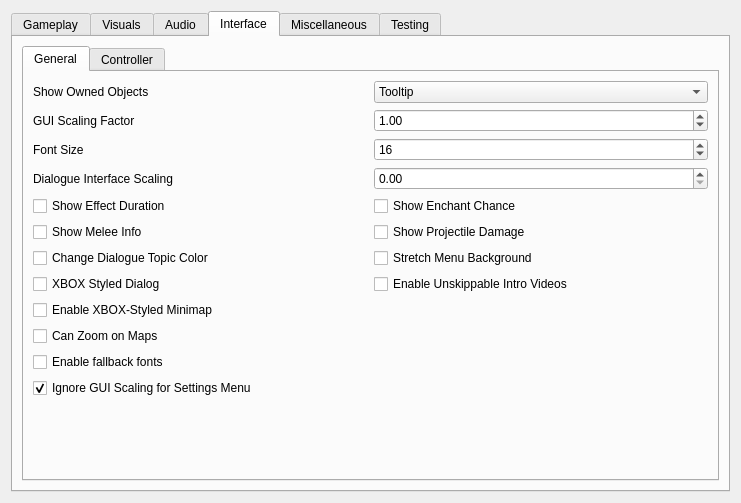
Qt form apps/launcher/ui/settingspage.ui (zander2k1/groovy-openmw) before a commit.
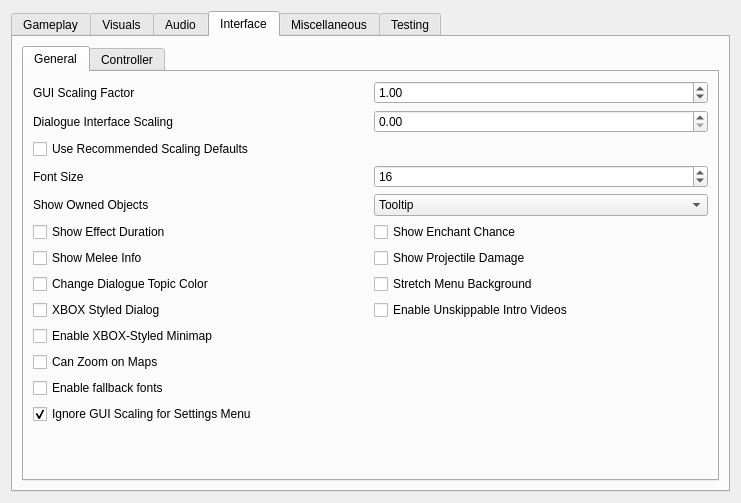
The same form after that commit. The open tabs and pages were chosen to show the change.

Commit message: OpenMW-XBOX: Added a launcher setting to automatically use recommended interface scaling presets. -This setting is enabled by default.

```diff
--- a/apps/launcher/ui/settingspage.ui
+++ b/apps/launcher/ui/settingspage.ui
@@ -1281,7 +1281,7 @@
           <layout class="QVBoxLayout">
            <item>
             <layout class="QGridLayout" name="interfaceGeneralGridLayout">
-             <item row="0" column="1">
+             <item row="4" column="1">
               <widget class="QComboBox" name="showOwnedComboBox">
                <property name="currentIndex">
                 <number>1</number>
@@ -1308,7 +1308,7 @@
                </item>
               </widget>
              </item>
-             <item row="1" column="1">
+             <item row="0" column="1">
               <widget class="QDoubleSpinBox" name="scalingSpinBox">
                <property name="decimals">
                 <number>2</number>
@@ -1327,7 +1327,7 @@
                </property>
               </widget>
              </item>
-            <item row="2" column="1">
+            <item row="3" column="1">
              <widget class="QSpinBox" name="fontSizeSpinBox">
               <property name="minimum">
                <number>12</number>
@@ -1343,7 +1343,7 @@
               </property>
              </widget>
             </item>
-            <item row="3" column="1">
+            <item row="1" column="1">
              <widget class="QDoubleSpinBox" name="dialogueScalingSpinBox">
               <property name="decimals">
                <number>2</number>
@@ -1362,7 +1362,7 @@
               </property>
              </widget>
             </item>
-            <item row="1" column="0">
+            <item row="0" column="0">
              <widget class="QLabel" name="scalingLabel">
               <property name="toolTip">
                <string>&lt;html&gt;&lt;head/&gt;&lt;body&gt;&lt;p&gt;This setting scales GUI windows. A value of 1.0 results in the normal scale.&lt;/p&gt;&lt;/body&gt;&lt;/html&gt;</string>
@@ -1372,7 +1372,7 @@
                </property>
               </widget>
              </item>
-             <item row="4" column="0">
+             <item row="5" column="0">
               <widget class="QCheckBox" name="showEffectDurationCheckBox">
                <property name="toolTip">
                 <string>&lt;html&gt;&lt;head/&gt;&lt;body&gt;&lt;p&gt;Show the remaining duration of magic effects and lights if this setting is true. The remaining duration is displayed in the tooltip by hovering over the magical effect. &lt;/p&gt;&lt;p&gt;The default value is false.&lt;/p&gt;&lt;/body&gt;&lt;/html&gt;</string>
@@ -1382,7 +1382,7 @@
                </property>
               </widget>
              </item>
-             <item row="6" column="0">
+             <item row="7" column="0">
               <widget class="QCheckBox" name="changeDialogTopicsCheckBox">
                <property name="toolTip">
                 <string>&lt;html&gt;&lt;head/&gt;&lt;body&gt;&lt;p&gt;If this setting is true, dialogue topics will have a different color if the topic is specific to the NPC you're talking to or the topic was previously seen. Color can be changed in settings.cfg.&lt;/p&gt;&lt;p&gt;The default value is false.&lt;/p&gt;&lt;/body&gt;&lt;/html&gt;</string>
@@ -1392,7 +1392,7 @@
                </property>
               </widget>
              </item>
-            <item row="2" column="0">
+            <item row="3" column="0">
              <widget class="QLabel" name="fontSizeLabel">
               <property name="toolTip">
                <string>Size of characters in game texts.</string>
@@ -1402,7 +1402,7 @@
               </property>
              </widget>
             </item>
-            <item row="3" column="0">
+            <item row="1" column="0">
              <widget class="QLabel" name="dialogueScalingLabel">
               <property name="toolTip">
                <string>&lt;html&gt;&lt;head/&gt;&lt;body&gt;&lt;p&gt;Scales the dialogue window independently of the main GUI scaling.&lt;/p&gt;&lt;p&gt;Set to 0.0 to follow GUI Scaling Factor.&lt;/p&gt;&lt;/body&gt;&lt;/html&gt;</string>
@@ -1412,7 +1412,17 @@
               </property>
              </widget>
             </item>
-            <item row="11" column="0">
+            <item row="2" column="0">
+             <widget class="QCheckBox" name="recommendedScalingDefaultsCheckBox">
+              <property name="toolTip">
+               <string>Apply recommended interface and dialogue scaling based on resolution.</string>
+              </property>
+              <property name="text">
+               <string>Use Recommended Scaling Defaults</string>
+              </property>
+             </widget>
+            </item>
+            <item row="12" column="0">
              <widget class="QCheckBox" name="enableFallbackFontsCheckBox">
               <property name="toolTip">
                <string>Use fallback font settings from openmw.cfg (Fonts_Font_0/Fonts_Font_1).</string>
@@ -1422,7 +1432,7 @@
               </property>
              </widget>
             </item>
-            <item row="12" column="0">
+            <item row="13" column="0">
              <widget class="QCheckBox" name="settingsWindowIgnoreScalingCheckBox">
               <property name="toolTip">
                <string>Keep the in-game settings window at normal size regardless of GUI scaling.</string>
@@ -1435,14 +1445,14 @@
               </property>
              </widget>
             </item>
-             <item row="7" column="0">
+             <item row="8" column="0">
               <widget class="QCheckBox" name="xboxStyledDialogCheckBox">
                <property name="text">
                 <string>XBOX Styled Dialog</string>
                </property>
               </widget>
              </item>
-             <item row="8" column="0">
+             <item row="9" column="0">
               <widget class="QCheckBox" name="xboxStyledMinimapCheckBox">
                <property name="toolTip">
                 <string>Move HUD minimap and active effects to the top-left in an Xbox-style layout.</string>
@@ -1452,7 +1462,7 @@
                </property>
               </widget>
              </item>
-             <item row="9" column="0">
+             <item row="10" column="0">
               <widget class="QCheckBox" name="useZoomOnMapCheckBox">
                <property name="toolTip">
                 <string>&lt;html&gt;&lt;head/&gt;&lt;body&gt;&lt;p&gt;Enable zooming on local and global maps.&lt;/p&gt;&lt;/body&gt;&lt;/html&gt;</string>
@@ -1462,7 +1472,7 @@
                </property>
               </widget>
              </item>
-             <item row="5" column="1">
+             <item row="6" column="1">
               <widget class="QCheckBox" name="showProjectileDamageCheckBox">
                <property name="toolTip">
                 <string>&lt;html&gt;&lt;head/&gt;&lt;body&gt;&lt;p&gt;If this setting is true, damage bonus of arrows and bolts will be shown on item tooltip.&lt;/p&gt;&lt;p&gt;The default value is false.&lt;/p&gt;&lt;/body&gt;&lt;/html&gt;</string>
@@ -1472,7 +1482,7 @@
                </property>
               </widget>
              </item>
-             <item row="5" column="0">
+             <item row="6" column="0">
               <widget class="QCheckBox" name="showMeleeInfoCheckBox">
                <property name="toolTip">
                 <string>&lt;html&gt;&lt;head/&gt;&lt;body&gt;&lt;p&gt;If this setting is true, melee weapons reach and speed will be shown on item tooltip.&lt;/p&gt;&lt;p&gt;The default value is false.&lt;/p&gt;&lt;/body&gt;&lt;/html&gt;</string>
@@ -1482,7 +1492,7 @@
                </property>
               </widget>
              </item>
-             <item row="6" column="1">
+             <item row="7" column="1">
              <widget class="QCheckBox" name="stretchBackgroundCheckBox">
               <property name="toolTip">
                <string>&lt;html&gt;&lt;head/&gt;&lt;body&gt;&lt;p&gt;Stretch menus, load screens, etc. to the window aspect ratio.&lt;/p&gt;&lt;/body&gt;&lt;/html&gt;</string>
@@ -1492,7 +1502,7 @@
               </property>
              </widget>
             </item>
-            <item row="7" column="1">
+            <item row="8" column="1">
              <widget class="QCheckBox" name="unskippableIntroVideosCheckBox">
               <property name="toolTip">
                <string>&lt;html&gt;&lt;head/&gt;&lt;body&gt;&lt;p&gt;Prevent skipping intro videos before the main menu.&lt;/p&gt;&lt;/body&gt;&lt;/html&gt;</string>
@@ -1502,14 +1512,14 @@
               </property>
              </widget>
             </item>
-             <item row="0" column="0">
+             <item row="4" column="0">
               <widget class="QLabel" name="showOwnedLabel">
                <property name="text">
                 <string>Show Owned Objects</string>
                </property>
               </widget>
              </item>
-             <item row="4" column="1">
+             <item row="5" column="1">
               <widget class="QCheckBox" name="showEnchantChanceCheckBox">
                <property name="toolTip">
                 <string>&lt;html&gt;&lt;head/&gt;&lt;body&gt;&lt;p&gt;Whether or not the chance of success will be displayed in the enchanting menu.&lt;/p&gt;&lt;p&gt;The default value is false.&lt;/p&gt;&lt;/body&gt;&lt;/html&gt;</string>
```
The commit also changes 14 other files.
